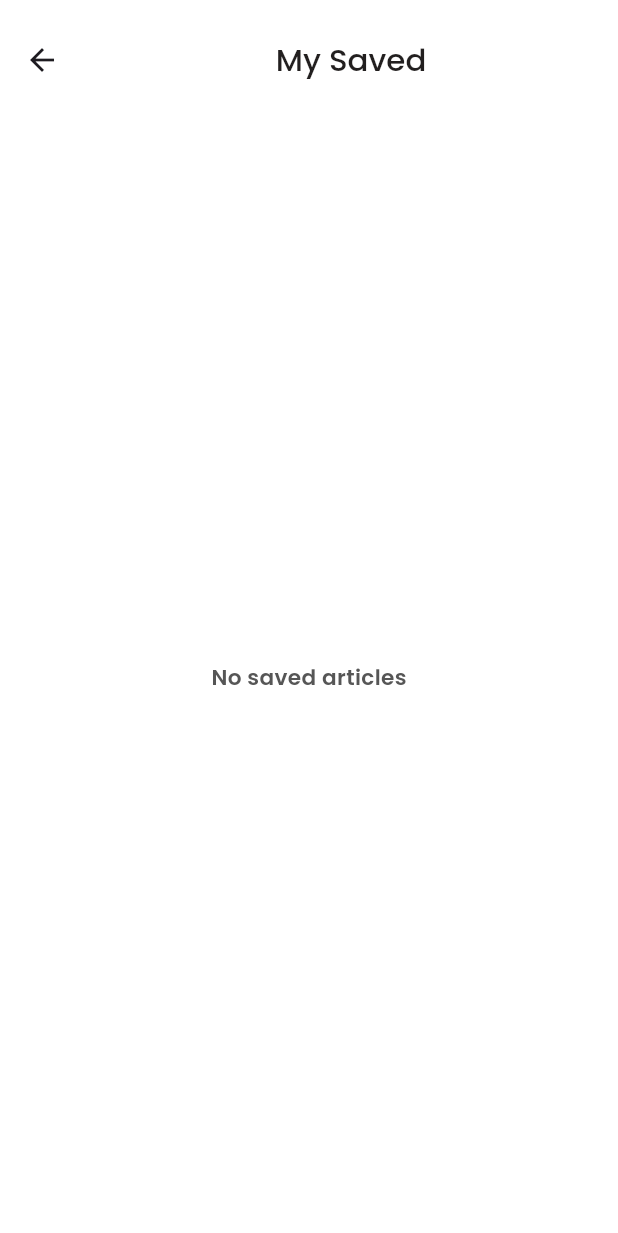
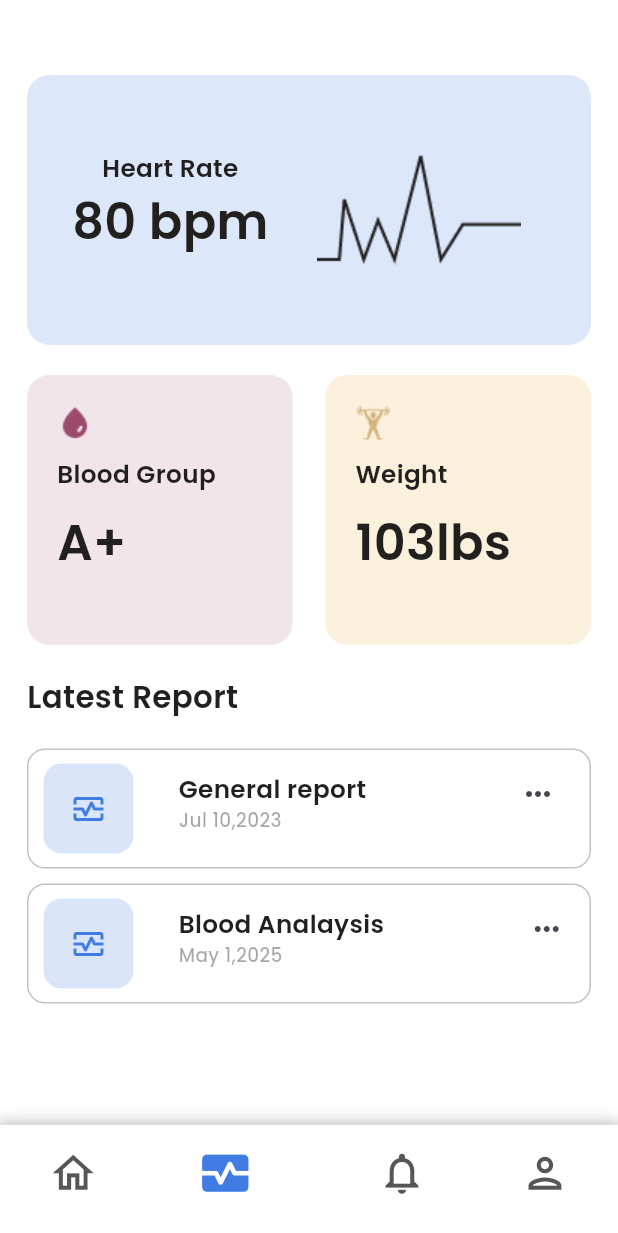
Before and after one commit to ghinah8/HealthCareApp, a Flutter app: the ProfileScreen screen opened by its route, after a tap on the "monitor heart" icon, on a phone screen of 412 x 824 dp. Shown: the top 1233 px of the screen. Run offline on Flutter 3.47's test engine with Material 3 defaults, Android fonts, the phone set to English and light mode, and no system bars; our stand-ins replace flutter_map, get, google_fonts, image_picker, latlong2, lottie and 2 more; accounts and stored records are empty.

Commit message:
report_screen

```diff
--- a/lib/core/const_data/app_colors.dart
+++ b/lib/core/const_data/app_colors.dart
@@ -22,4 +22,6 @@ class Mycolor {
   static const redcolor = Color.fromARGB(255, 255, 0, 0);
   static const themecolor = Color(0xFFB3E5FC);
   static const backgroungcolor = Color(0xffF9F8F8);
+  static const container1color = Color(0xffB2748C);
+  static const container2color = Color(0xffFBF0DC);
 }
--- a/lib/core/const_data/app_image.dart
+++ b/lib/core/const_data/app_image.dart
@@ -21,6 +21,11 @@ class AppImage {
   static String medicine4 = '$imagesRoot/pharmacyy.png';
   static String frame = '$imagesRoot/Frame.png';
   static String card = "$imagesRoot/Frame 184.png";
+  static String blooddrop =
+      '$imagesRoot/4753012_blood_drop_droplet_oil_water_icon 1.png';
+  static String heartbeat = '$imagesRoot/Vector12.png';
+  static String weightlifting =
+      '$imagesRoot/weight-lifting-up-svgrepo-com 1.png';
 
   //icon
 
--- a/lib/core/const_data/text_style.dart
+++ b/lib/core/const_data/text_style.dart
@@ -328,4 +328,29 @@ class FontStyles {
     fontWeight: FontWeight.w400,
     fontSize: SizeConfig.blockWidth * 3.5, // الحجم النسبي
   );
+  static final heartrate = GoogleFonts.poppins(
+    color: Mycolor.grey,
+    fontWeight: FontWeight.w600,
+    fontSize: SizeConfig.blockWidth * 4, // الحجم النسبي
+  );
+  static final heatpbm = GoogleFonts.poppins(
+    color: Mycolor.grey,
+    fontWeight: FontWeight.w600,
+    fontSize: SizeConfig.blockWidth * 8, // الحجم النسبي
+  );
+  static final latestreport = GoogleFonts.poppins(
+    color: Mycolor.grey,
+    fontWeight: FontWeight.w600,
+    fontSize: SizeConfig.blockWidth * 5, // الحجم النسبي
+  );
+  static final generalreport = GoogleFonts.poppins(
+    color: Mycolor.grey,
+    fontWeight: FontWeight.w600,
+    fontSize: SizeConfig.blockWidth * 4, // الحجم النسبي
+  );
+  static final date = GoogleFonts.poppins(
+    color: Mycolor.grey.withAlpha(102),
+    fontWeight: FontWeight.w500,
+    fontSize: SizeConfig.blockWidth * 3, // الحجم النسبي
+  );
 }
--- a/lib/main.dart
+++ b/lib/main.dart
@@ -15,7 +15,7 @@ class MyApp extends StatelessWidget {
     return GetMaterialApp(
       debugShowCheckedModeBanner: false,
       getPages: Routes.pages,
-      initialRoute: Routes.appointmentScreen,
+      initialRoute: Routes.reportesScreen,
     );
   }
 }
--- a/lib/routes.dart
+++ b/lib/routes.dart
@@ -1,6 +1,7 @@
 import 'package:get/get.dart';
 import 'package:healthcare/view/Ambulance/Ambulance_Screen/Ambulance_Screen.dart';
 import 'package:healthcare/view/Appointment/Appointment_Screen/Appointment_Screen.dart';
+import 'package:healthcare/view/Reportes/report_screen/report_screen.dart';
 import 'package:healthcare/view/auth/sginin/sginin.dart';
 import 'package:healthcare/view/auth/sginup/sginup_screen.dart';
 import 'package:healthcare/view/card_info/cardinfo_screen/cardinfo_screen.dart';
@@ -34,7 +35,7 @@ class Routes {
   static const String cardinfoscreen = '/cardinfoscreen';
   static const String ambulanceScreen = '/AmbulanceScreen';
   static const String appointmentScreen = '/appointmentscreen';
-
+  static const String reportesScreen = '/reportscreen';
   static final List<GetPage> pages = [
     GetPage(name: '/home_screen', page: () => HomeScreen()),
     GetPage(name: '/sign_up_screen', page: () => SignupScreen()),
@@ -52,5 +53,6 @@ class Routes {
     GetPage(name: '/cardinfoscreen', page: () => CardinfoScreen()),
     GetPage(name: '/AmbulanceScreen', page: () => AmbulanceScreen()),
     GetPage(name: '/appointmentscreen', page: () => AppointmentScreen()),
+    GetPage(name: '/reportscreen', page: () => ReportScreen()),
   ];
 }
--- a/lib/view/Appointment/Appointment_Screen/Appointment_Screen.dart
+++ b/lib/view/Appointment/Appointment_Screen/Appointment_Screen.dart
@@ -5,6 +5,7 @@ import 'package:get/get.dart';
 import 'package:healthcare/core/const_data/app_colors.dart';
 import 'package:healthcare/core/const_data/text_style.dart';
 import 'package:healthcare/media_query_service.dart';
+import 'package:healthcare/routes.dart';
 import 'package:healthcare/view/Appointment/Appointment_controller/Appointment_controller.dart';
 import 'package:healthcare/widget/general_widget/back_button.dart';
 import 'package:healthcare/widget/general_widget/button_custom.dart';
@@ -134,6 +135,7 @@ class AppointmentScreen extends StatelessWidget {
                               colorText: Mycolor.black,
                             );
                             controller.removetime(controller.selectedTime!);
+                            Get.toNamed(Routes.cardinfoscreen);
                           }),
               )
             ],
--- /dev/null
+++ b/lib/view/Reportes/report_screen/report_screen.dart
@@ -0,0 +1,176 @@
+import 'package:flutter/material.dart';
+import 'package:get/get.dart';
+import 'package:healthcare/core/const_data/app_colors.dart';
+import 'package:healthcare/core/const_data/app_image.dart';
+import 'package:healthcare/core/const_data/text_style.dart';
+import 'package:healthcare/media_query_service.dart';
+import 'package:healthcare/routes.dart';
+import 'package:healthcare/widget/general_widget/navbar.dart';
+import 'package:healthcare/widget/helpful_widget/Generalreport.dart';
+
+class ReportScreen extends StatelessWidget {
+  const ReportScreen({super.key});
+
+  @override
+  Widget build(BuildContext context) {
+    SizeConfig().init(context);
+    return Scaffold(
+      backgroundColor: Mycolor.white,
+      bottomNavigationBar: BottomNavBar(
+        isSelectedHome: false,
+        isSelectedNotifications: false,
+        isSelectedProfile: false,
+        isSelectedReports: true,
+        onPressedHome: () {
+          Get.toNamed(Routes.homescreen);
+        },
+        onPressedProfile: () {
+          Get.toNamed(Routes.profilescreen);
+        },
+        onPressedReports: () {
+          Get.toNamed(Routes.reportesScreen);
+        },
+      ),
+      body: Padding(
+        padding: const EdgeInsets.symmetric(horizontal: 18.0),
+        child: Column(
+          children: [
+            Column(
+              children: [
+                Padding(
+                  padding: const EdgeInsets.only(top: 50.0),
+                  child: Container(
+                    width: double.infinity,
+                    height: 180,
+                    decoration: BoxDecoration(
+                        color: Mycolor.lightblue.withAlpha(47),
+                        borderRadius: BorderRadius.circular(15)),
+                    child: Row(
+                      children: [
+                        SizedBox(
+                          width: 30,
+                        ),
+                        Padding(
+                          padding: const EdgeInsets.only(top: 50.0),
+                          child: Column(
+                            children: [
+                              Text(
+                                'Heart Rate',
+                                style: FontStyles.heartrate,
+                              ),
+                              Text(
+                                '80 bpm',
+                                style: FontStyles.heatpbm,
+                              )
+                            ],
+                          ),
+                        ),
+                        Image.asset(
+                          AppImage.heartbeat,
+                          width: 200,
+                          height: 200,
+                          scale: 1,
+                        )
+                      ],
+                    ),
+                  ),
+                )
+              ],
+            ),
+            SizedBox(
+              height: 20,
+            ),
+            Row(
+              mainAxisAlignment: MainAxisAlignment.spaceBetween,
+              children: [
+                Container(
+                  width: Get.width * 0.43,
+                  height: 180,
+                  decoration: BoxDecoration(
+                      color: Mycolor.container1color.withAlpha(47),
+                      borderRadius: BorderRadius.circular(15)),
+                  child: Padding(
+                    padding: const EdgeInsets.only(top: 20.0, left: 20),
+                    child: Column(
+                      crossAxisAlignment: CrossAxisAlignment.start,
+                      children: [
+                        Image.asset(AppImage.blooddrop),
+                        SizedBox(
+                          height: 10,
+                        ),
+                        Text(
+                          'Blood Group',
+                          style: FontStyles.heartrate,
+                        ),
+                        SizedBox(
+                          height: 10,
+                        ),
+                        Text(
+                          'A+',
+                          style: FontStyles.heatpbm,
+                        )
+                      ],
+                    ),
+                  ),
+                ),
+                Container(
+                  width: Get.width * 0.43,
+                  height: 180,
+                  decoration: BoxDecoration(
+                      color: Mycolor.container2color,
+                      borderRadius: BorderRadius.circular(15)),
+                  child: Padding(
+                    padding: const EdgeInsets.only(top: 20.0, left: 20),
+                    child: Column(
+                      crossAxisAlignment: CrossAxisAlignment.start,
+                      children: [
+                        Image.asset(AppImage.weightlifting),
+                        SizedBox(
+                          height: 10,
+                        ),
+                        Text(
+                          'Weight',
+                          style: FontStyles.heartrate,
+                        ),
+                        SizedBox(
+                          height: 10,
+                        ),
+                        Text(
+                          '103lbs',
+                          style: FontStyles.heatpbm,
+                        )
+                      ],
+                    ),
+                  ),
+                )
+              ],
+            ),
+            SizedBox(
+              height: 20,
+            ),
+            Align(
+              alignment: Alignment.centerLeft,
+              child: Text(
+                'Latest Report',
+                style: FontStyles.latestreport,
+              ),
+            ),
+            SizedBox(
+              height: 20,
+            ),
+            Generalreport(
+                title: 'General report',
+                date: 'Jul 10,2023',
+                onpressed: () {},
+                moreonpressed: () {}),
+            Generalreport(
+                title: 'Blood Analaysis',
+                date: 'May 1,2025',
+                onpressed: () {},
+                moreonpressed: () {})
+          ],
+        ),
+      ),
+    );
+  }
+}
--- a/lib/view/card_info/cardinfo_screen/cardinfo_screen.dart
+++ b/lib/view/card_info/cardinfo_screen/cardinfo_screen.dart
@@ -6,6 +6,7 @@ import 'package:healthcare/core/const_data/app_colors.dart';
 import 'package:healthcare/core/const_data/app_image.dart';
 import 'package:healthcare/core/const_data/text_style.dart';
 import 'package:healthcare/media_query_service.dart';
+import 'package:healthcare/routes.dart';
 import 'package:healthcare/view/card_info/cardinfo_controller/cardinfo_controller.dart';
 import 'package:healthcare/widget/general_widget/back_button.dart';
 import 'package:healthcare/widget/general_widget/button_custom.dart';
@@ -84,13 +85,11 @@ class CardinfoScreen extends StatelessWidget {
                                   ),
                                   color: Mycolor.white,
                                   child: Container(
-                                    width: Get.width * 0.8, // 70% من عرض الشاشة
-                                    height: Get.height *
-                                        0.5, // 30% من ارتفاع الشاشة
+                                    width: Get.width * 0.8,
+                                    height: Get.height * 0.5,
                                     padding: EdgeInsets.all(20),
                                     child: Column(
-                                      mainAxisSize: MainAxisSize
-                                          .min, // يخلي الكارد قد المحتوى لو حابة
+                                      mainAxisSize: MainAxisSize.min,
                                       mainAxisAlignment:
                                           MainAxisAlignment.center,
                                       children: [
@@ -123,7 +122,7 @@ class CardinfoScreen extends StatelessWidget {
                                             width: 80,
                                             textstyel: FontStyles.buy,
                                             onpressed: () {
-                                              Get.back();
+                                              Get.toNamed(Routes.homescreen);
                                             })
                                       ],
                                     ),
--- a/lib/view/home/homw_screen/home_screen.dart
+++ b/lib/view/home/homw_screen/home_screen.dart
@@ -35,7 +35,7 @@ class HomeScreen extends StatelessWidget {
           Get.toNamed(Routes.profilescreen);
         },
         onPressedReports: () {
-          Get.toNamed(Routes.mysaved);
+          Get.toNamed(Routes.reportesScreen);
         },
       ),
       body: SingleChildScrollView(
--- a/lib/view/profile/profile_screen/profile_screen.dart
+++ b/lib/view/profile/profile_screen/profile_screen.dart
@@ -30,7 +30,7 @@ class ProfileScreen extends StatelessWidget {
           Get.toNamed(Routes.profilescreen);
         },
         onPressedReports: () {
-          Get.toNamed(Routes.mysaved);
+          Get.toNamed(Routes.reportesScreen);
         },
       ),
       backgroundColor: Mycolor.white,
--- /dev/null
+++ b/lib/widget/helpful_widget/Generalreport.dart
@@ -0,0 +1,72 @@
+import 'package:flutter/material.dart';
+import 'package:healthcare/core/const_data/app_colors.dart';
+import 'package:healthcare/core/const_data/text_style.dart';
+
+class Generalreport extends StatelessWidget {
+  const Generalreport(
+      {required this.title,
+      required this.date,
+      required this.onpressed,
+      required this.moreonpressed});
+  final String title;
+  final String date;
+  final VoidCallback onpressed;
+  final VoidCallback moreonpressed;
+  @override
+  Widget build(BuildContext context) {
+    return Padding(
+      padding: const EdgeInsets.only(bottom: 10.0),
+      child: Container(
+        width: double.infinity,
+        height: 80,
+        decoration: BoxDecoration(
+          borderRadius: BorderRadius.circular(12),
+          border: Border.all(color: Mycolor.grey.withAlpha(70), width: 1),
+        ),
+        child: Row(
+          children: [
+            Padding(
+              padding: const EdgeInsets.only(left: 10.0),
+              child: Container(
+                height: 60,
+                width: 60,
+                decoration: BoxDecoration(
+                    color: Mycolor.lightblue.withAlpha(50),
+                    borderRadius: BorderRadius.circular(12)),
+                child: IconButton(
+                    onPressed: onpressed,
+                    icon: Icon(
+                      Icons.monitor_heart_outlined,
+                      color: Mycolor.lightblue,
+                    )),
+              ),
+            ),
+            Padding(
+              padding: const EdgeInsets.only(top: 14.0, left: 30),
+              child: Column(
+                crossAxisAlignment: CrossAxisAlignment.start,
+                children: [
+                  Text(
+                    title,
+                    style: FontStyles.generalreport,
+                  ),
+                  Text(
+                    date,
+                    style: FontStyles.date,
+                  )
+                ],
+              ),
+            ),
+            Expanded(
+              child: Padding(
+                padding: const EdgeInsets.only(left: 80.0, bottom: 20),
+                child: IconButton(
+                    onPressed: moreonpressed, icon: Icon(Icons.more_horiz)),
+              ),
+            )
+          ],
+        ),
+      ),
+    );
+  }
+}
```
Also changed, not shown: assets/image/4753012_blood_drop_droplet_oil_water_icon 1.png (added), assets/image/Vector12.png (added), assets/image/weight-lifting-up-svgrepo-com 1.png (added), lib/view/Reportes/report_controller/report_controller.dart (added).
